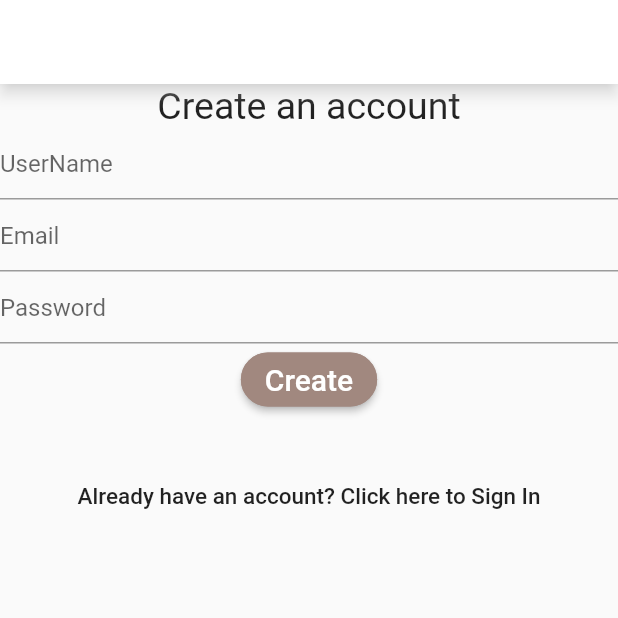
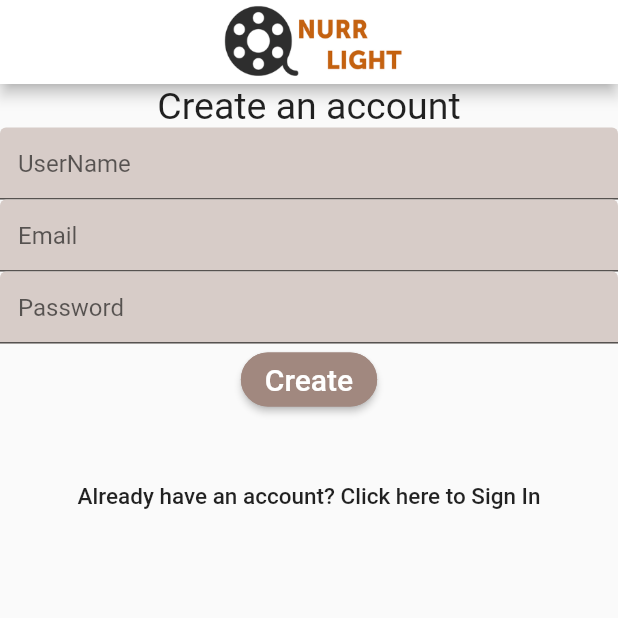
Before and after one commit to nurulakter8/map20-nurrlight-app, a Flutter app: the screen it shows after launch, after a tap on "No account yet? Click here to create", on a phone screen of 412 x 824 dp, the top half of it. Run offline on Flutter 3.47's test engine with Material 2 defaults, Android fonts, the phone set to English and light mode, and no system bars.

```diff
--- a/lib/screens/signin_screen.dart
+++ b/lib/screens/signin_screen.dart
@@ -1,5 +1,6 @@
 import 'package:flutter/material.dart';
 import 'package:nurrlight/controller/widget_controller.dart';
+import 'package:nurrlight/screens/forgotpassword_screen.dart';
 import 'package:nurrlight/screens/signup_screen.dart';
 
 class SignInScreen extends StatefulWidget {
@@ -44,20 +45,28 @@ class _SignInState extends State<SignInScreen> {
                   // text field form for email
                   decoration: InputDecoration(
                     hintText: 'Email',
+                    fillColor: Colors.brown[100],
+                    filled: true,
+                    focusColor: Colors.brown[100],
                   ),
                   keyboardType: TextInputType.emailAddress,
                   autocorrect: false,
                   validator: con.validatorEmail, // function
                   onSaved: con.onSavedEmail, // function
+                  style: TextStyle(color: Colors.brown[300]),
                 ),
                 TextFormField(
                   decoration: InputDecoration(
                     hintText: 'Password',
+                    fillColor: Colors.brown[100],
+                    filled: true,
+                    focusColor: Colors.brown[100],
                   ),
                   obscureText: true, // sucures text
                   autocorrect: false,
                   validator: con.validatorPassword, // function
                   onSaved: con.onSavedPassword, // function
+                  style: TextStyle(color: Colors.brown[300]),
                 ),
                 // forgot password
                 SizedBox(height: 5),
@@ -116,7 +125,9 @@ class _Controller {
 
   void signIn() {}
 
-  void forgotPassword() {}
+  void forgotPassword() {
+    Navigator.pushNamed(_state.context, ForgotPasswordScreen.routeName);
+  }
 
   void onSavedPassword(String value) {
     password = value;
--- a/lib/screens/signup_screen.dart
+++ b/lib/screens/signup_screen.dart
@@ -1,5 +1,4 @@
 import 'package:flutter/material.dart';
-import 'package:nurrlight/controller/widget_controller.dart';
 import 'package:nurrlight/screens/signin_screen.dart';
 
 class SignUpScreen extends StatefulWidget {
@@ -14,6 +13,13 @@ class _SignUpState extends State<SignUpScreen> {
   _Controller con;
   var formKey = GlobalKey<FormState>();
 
+  TextEditingController userNameTextEditingController =
+      new TextEditingController();
+  TextEditingController emailTextEditingController =
+      new TextEditingController();
+  TextEditingController passwordTextEditingController =
+      new TextEditingController();
+
   @override
   void initState() {
     super.initState();
@@ -23,7 +29,14 @@ class _SignUpState extends State<SignUpScreen> {
   @override
   Widget build(BuildContext context) {
     return Scaffold(
-      appBar: appBarMain(context),
+      appBar: AppBar(
+        title: Image.asset(
+          "assets/images/barLogo.png",
+          height: 50,
+        ),
+        centerTitle: true,
+        backgroundColor: Colors.white,
+      ),
       body: SingleChildScrollView(
         child: Form(
           key: formKey,
@@ -36,29 +49,44 @@ class _SignUpState extends State<SignUpScreen> {
               TextFormField(
                 decoration: InputDecoration(
                   hintText: 'UserName',
+                  fillColor: Colors.brown[100],
+                  filled: true,
+                  focusColor: Colors.brown[100],
                 ),
                 keyboardType: TextInputType.emailAddress,
                 autocorrect: false,
                 validator: con.validatorUsername,
                 onSaved: con.onSavedUserName,
+                style: TextStyle(color: Colors.brown[300]),
+                controller: userNameTextEditingController,
               ),
               TextFormField(
                 decoration: InputDecoration(
                   hintText: 'Email',
+                  fillColor: Colors.brown[100],
+                  filled: true,
+                  focusColor: Colors.brown[100],
                 ),
                 keyboardType: TextInputType.emailAddress,
                 autocorrect: false,
                 validator: con.validatorEmail,
                 onSaved: con.onSavedEmail,
+                style: TextStyle(color: Colors.brown[300]),
+                controller: emailTextEditingController,
               ),
               TextFormField(
                 decoration: InputDecoration(
                   hintText: 'Password',
+                  fillColor: Colors.brown[100],
+                  filled: true,
+                  focusColor: Colors.brown[100],
                 ),
                 obscureText: true,
                 autocorrect: false,
                 validator: con.validatorPassword,
                 onSaved: con.onSavedPassword,
+                style: TextStyle(color: Colors.brown[300]),
+                controller: passwordTextEditingController,
               ),
               RaisedButton(
                 child: Text(
```
Also changed, not shown: lib/screens/forgotpassword_screen.dart (+10 -4 lines), assets/images/barLogo.png (added).
